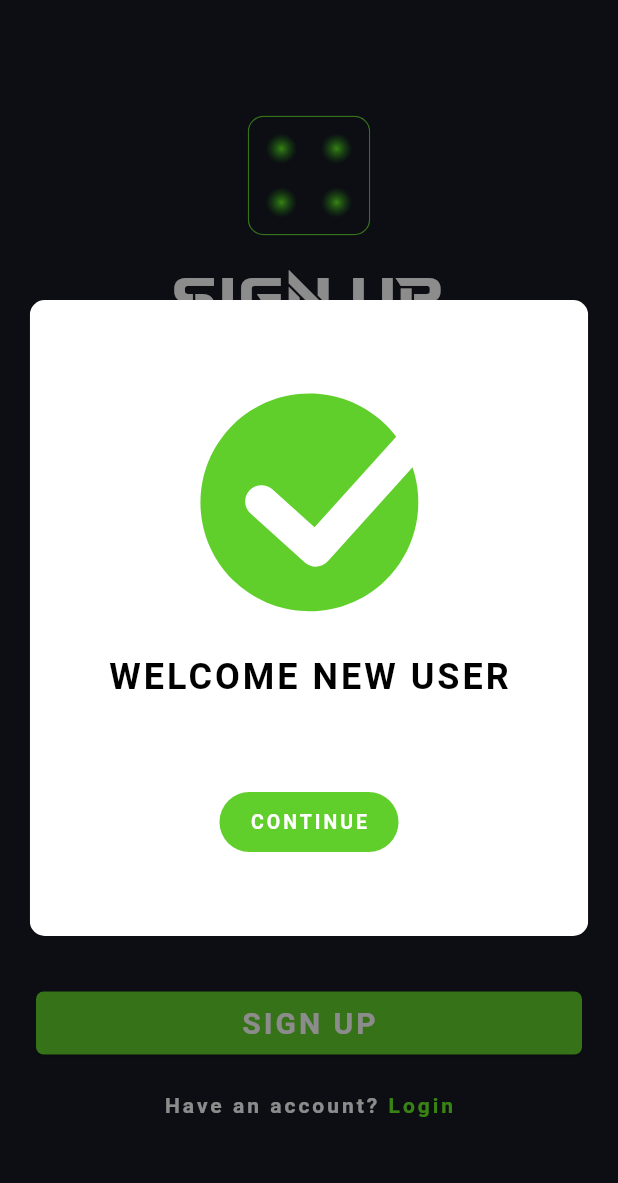
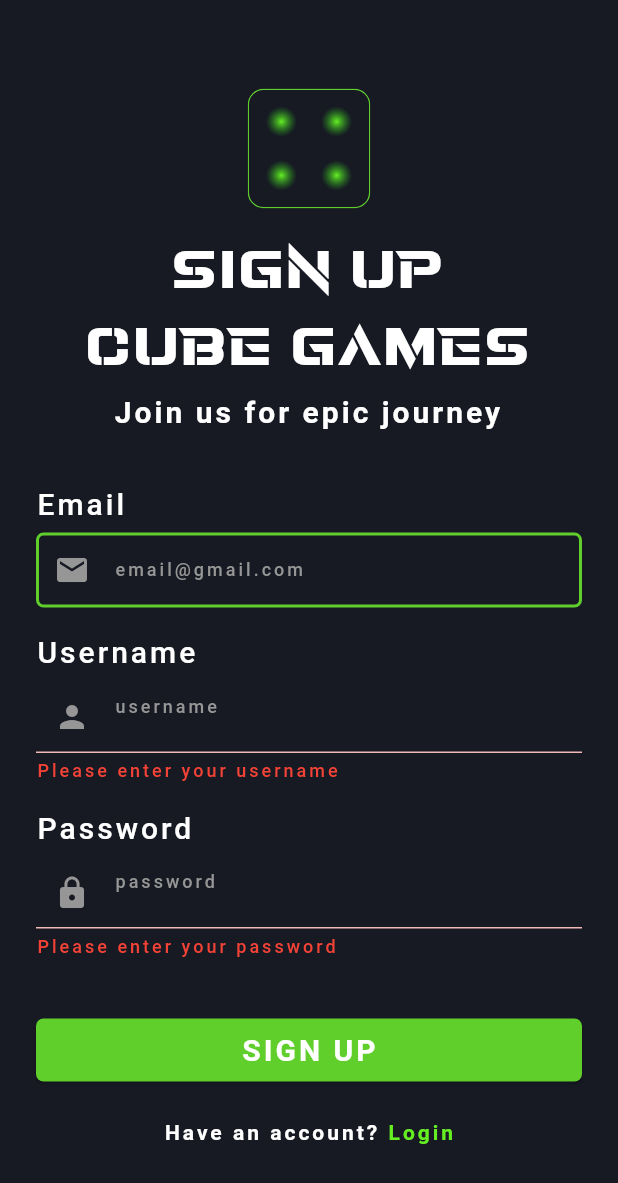
Before and after one commit to symful/cube_games_store, a Flutter app: the screen it shows after launch, after a tap on "LOGIN", after a tap on "Sign Up", on a phone screen of 412 x 824 dp. Shown: the top 1183 px of the screen. Run offline on Flutter 3.47's test engine with Material 3 defaults, Android fonts, the phone set to English and light mode, and no system bars; our stand-ins replace fluentui_system_icons, flutter_svg, iconly; missing offline and left inert: iconoir_flutter, media_kit, media_kit_video; network calls fail; Roboto replaces fonts that are missing (Montserrat, Poppins, Russo One).

Commit message:
fix icon and validator

```diff
--- a/flutter_launcher_icons.yaml
+++ b/flutter_launcher_icons.yaml
@@ -5,8 +5,9 @@ flutter_launcher_icons:
   android: "launcher_icon"
   # image_path_android: "assets/icon/icon.png"
   min_sdk_android: 21 # android min sdk min:16, default 21
-  # adaptive_icon_background: "assets/icon/background.png"
-  # adaptive_icon_foreground: "assets/icon/foreground.png"
+  adaptive_icon_background: "#000000"
+  adaptive_icon_foreground: "assets/icon/icon.png"
+  adaptive_icon_foreground_inset: 24
   # adaptive_icon_monochrome: "assets/icon/monochrome.png"
 
   ios: true
@@ -20,8 +21,8 @@ flutter_launcher_icons:
   web:
     generate: true
     image_path: "assets/icon/icon.png"
-    background_color: "#ffffff"
-    theme_color: "#ffffff"
+    background_color: "#000000"
+    theme_color: "#000000"
 
   windows:
     generate: true
--- /dev/null
+++ b/lib/components/auth/auth_field.dart
@@ -0,0 +1,87 @@
+import 'package:flutter/material.dart';
+
+class AuthField extends StatefulWidget {
+  final TextEditingController controller;
+  final String label;
+  final String hint;
+  final IconData icon;
+  final bool obscure;
+  final TextInputType? keyboardType;
+  final FormFieldValidator<String> validator;
+
+  const AuthField({
+    required this.controller,
+    required this.label,
+    required this.hint,
+    required this.icon,
+    this.obscure = false,
+    this.keyboardType,
+    required this.validator,
+    super.key,
+  });
+
+  @override
+  State<AuthField> createState() => _AuthFieldState();
+}
+
+class _AuthFieldState extends State<AuthField> {
+  @override
+  void initState() {
+    super.initState();
+    widget.controller.addListener(() {
+      setState(() {});
+    });
+  }
+
+  @override
+  Widget build(BuildContext context) {
+    return Container(
+      margin: const EdgeInsets.only(bottom: 16),
+      child: Column(
+        crossAxisAlignment: CrossAxisAlignment.start,
+        children: [
+          Text(
+            widget.label,
+            style: TextStyle(
+              fontFamily: 'Montserrat',
+              fontSize: 20,
+              fontWeight: FontWeight.w500,
+            ),
+          ),
+          const SizedBox(height: 4),
+          TextFormField(
+            keyboardType: widget.keyboardType,
+            controller: widget.controller,
+            obscureText: widget.obscure,
+            validator: widget.validator,
+            style: const TextStyle(
+              fontFamily: 'Montserrat',
+              fontSize: 12,
+              fontWeight: FontWeight.w500,
+            ),
+            decoration: InputDecoration(
+              prefixIcon: Icon(widget.icon, color: Color(0xff969696)),
+              hintText: widget.hint,
+              hintStyle: const TextStyle(
+                fontFamily: 'Montserrat',
+                fontSize: 12,
+                color: Color(0xff969696),
+                fontWeight: FontWeight.w500,
+              ),
+              errorText:
+                  widget.controller.text.isEmpty
+                      ? null
+                      : widget.validator(widget.controller.text),
+              errorStyle: const TextStyle(
+                fontFamily: 'Montserrat',
+                fontSize: 12,
+                color: Colors.red,
+                fontWeight: FontWeight.w500,
+              ),
+            ),
+          ),
+        ],
+      ),
+    );
+  }
+}
--- a/lib/components/auth/auth_response_component.dart
+++ b/lib/components/auth/auth_response_component.dart
@@ -68,7 +68,10 @@ class AuthResponseComponent extends StatelessWidget {
                                 const SizedBox(height: 30),
                                 TextButton(
                                   onPressed: () {
-                                    pushPage(context, (_) => const HomePage());
+                                    replacePage(
+                                      context,
+                                      (_) => const HomePage(),
+                                    );
                                   },
 
                                   child: Padding(
--- a/lib/main.dart
+++ b/lib/main.dart
@@ -1,11 +1,16 @@
 import 'package:cube_games_store/theme.dart';
 import 'package:flutter/material.dart';
+import 'package:flutter/services.dart';
 import 'package:media_kit/media_kit.dart';
 import 'pages/auth/auth_page.dart';
 
 void main() {
   WidgetsFlutterBinding.ensureInitialized();
   MediaKit.ensureInitialized();
+  SystemChrome.setEnabledSystemUIMode(
+    SystemUiMode.manual,
+    overlays: [SystemUiOverlay.top],
+  );
   runApp(const MyApp());
 }
 
--- a/lib/navigator.dart
+++ b/lib/navigator.dart
@@ -2,6 +2,10 @@ import 'package:flutter/material.dart';
 
 void pushPage(BuildContext context, WidgetBuilder pageBuilder) {
   Navigator.of(context).push(createRoute(pageBuilder));
+}
+
+void replacePage(BuildContext context, WidgetBuilder pageBuilder) {
+  Navigator.of(context).pushReplacement(createRoute(pageBuilder));
 }
 
 Route createRoute(WidgetBuilder pageBuilder) {
--- a/lib/pages/auth/auth_page.dart
+++ b/lib/pages/auth/auth_page.dart
@@ -1,3 +1,4 @@
+import 'package:cube_games_store/components/auth/auth_field.dart';
 import 'package:cube_games_store/components/custom_icons/logo_icon.dart';
 import 'package:flutter/material.dart';
 import 'package:cube_games_store/components/auth/auth_response_component.dart';
@@ -16,6 +17,7 @@ class _AuthPageState extends State<AuthPage> with TickerProviderStateMixin {
   final _usernameController = TextEditingController();
   final _emailController = TextEditingController();
   final _passwordController = TextEditingController();
+  final _formKey = GlobalKey<FormState>();
 
   void _toggleMode() => setState(() {
     isLoginMode = !isLoginMode;
@@ -23,12 +25,14 @@ class _AuthPageState extends State<AuthPage> with TickerProviderStateMixin {
   });
 
   Future<void> _submitAuth() async {
+    if (_formKey.currentState!.validate()) {
       setState(() => isLoading = true);
       await Future.delayed(const Duration(seconds: 2));
       setState(() {
         isLoading = false;
         isAuthFinished = true;
       });
+    }
   }
 
   @override
@@ -47,6 +51,8 @@ class _AuthPageState extends State<AuthPage> with TickerProviderStateMixin {
             padding: const EdgeInsets.all(24.0),
             child: Center(
               child: SingleChildScrollView(
+                child: Form(
+                  key: _formKey,
                   child: Column(
                     crossAxisAlignment: CrossAxisAlignment.stretch,
                     children: [
@@ -88,12 +94,15 @@ class _AuthPageState extends State<AuthPage> with TickerProviderStateMixin {
                           Widget child,
                           Animation<double> animation,
                         ) {
-                        return ScaleTransition(scale: animation, child: child);
+                          return ScaleTransition(
+                            scale: animation,
+                            child: child,
+                          );
                         },
                         child:
                             isLoginMode
                                 ? const SizedBox.shrink()
-                              : _buildField(
+                                : AuthField(
                                   controller: _emailController,
                                   label: 'Email',
                                   keyboardType: TextInputType.emailAddress,
@@ -113,7 +122,7 @@ class _AuthPageState extends State<AuthPage> with TickerProviderStateMixin {
                                 ),
                       ),
 
-                    _buildField(
+                      AuthField(
                         controller: _usernameController,
                         label: 'Username',
                         hint: 'username',
@@ -129,7 +138,7 @@ class _AuthPageState extends State<AuthPage> with TickerProviderStateMixin {
                         },
                       ),
 
-                    _buildField(
+                      AuthField(
                         controller: _passwordController,
                         label: 'Password',
                         hint: 'password',
@@ -218,6 +227,7 @@ class _AuthPageState extends State<AuthPage> with TickerProviderStateMixin {
                 ),
               ),
             ),
+          ),
 
           AnimatedSwitcher(
             duration: const Duration(milliseconds: 300),
@@ -234,53 +244,4 @@ class _AuthPageState extends State<AuthPage> with TickerProviderStateMixin {
       ),
     );
   }
-
-  Widget _buildField({
-    required TextEditingController controller,
-    required String label,
-    required String hint,
-    required IconData icon,
-    bool obscure = false,
-    TextInputType? keyboardType,
-    FormFieldValidator<String>? validator,
-  }) {
-    return Container(
-      margin: const EdgeInsets.only(bottom: 16),
-      child: Column(
-        crossAxisAlignment: CrossAxisAlignment.start,
-        children: [
-          Text(
-            label,
-            style: TextStyle(
-              fontFamily: 'Montserrat',
-              fontSize: 20,
-              fontWeight: FontWeight.w500,
-            ),
-          ),
-          const SizedBox(height: 4),
-          TextFormField(
-            keyboardType: keyboardType,
-            controller: controller,
-            obscureText: obscure,
-            validator: validator,
-            style: const TextStyle(
-              fontFamily: 'Montserrat',
-              fontSize: 12,
-              fontWeight: FontWeight.w500,
-            ),
-            decoration: InputDecoration(
-              prefixIcon: Icon(icon, color: Color(0xff969696)),
-              hintText: hint,
-              hintStyle: const TextStyle(
-                fontFamily: 'Montserrat',
-                fontSize: 12,
-                color: Color(0xff969696),
-                fontWeight: FontWeight.w500,
-              ),
-            ),
-          ),
-        ],
-      ),
-    );
 }
-}
--- a/lib/pages/overview/overview_page.dart
+++ b/lib/pages/overview/overview_page.dart
@@ -65,7 +65,9 @@ class _OverviewPageState extends State<OverviewPage> {
                 ),
               ),
               const SizedBox(height: 8),
-              Row(
+              FittedBox(
+                fit: BoxFit.scaleDown,
+                child: Row(
                   children: [
                     Text(
                       game.releaseDate.year.toString(),
@@ -77,10 +79,7 @@ class _OverviewPageState extends State<OverviewPage> {
                       ),
                     ),
                     lineDivider,
-                  Padding(
-                    padding: const EdgeInsets.symmetric(horizontal: 8.0),
-                    child: Row(spacing: 4, children: game.getIcons()),
-                  ),
+                    Row(spacing: 4, children: game.getIcons()),
                     lineDivider,
                     Icon(IconlyBold.star, color: Color(0xffFFCC02), size: 24),
                     const SizedBox(width: 4),
@@ -93,6 +92,7 @@ class _OverviewPageState extends State<OverviewPage> {
                       ),
                     ),
                   ],
+                ),
               ),
               const SizedBox(height: 16),
               const Align(
```
Also changed, not shown: 9 other files. Lines whose indentation alone changed are shown as unchanged.
